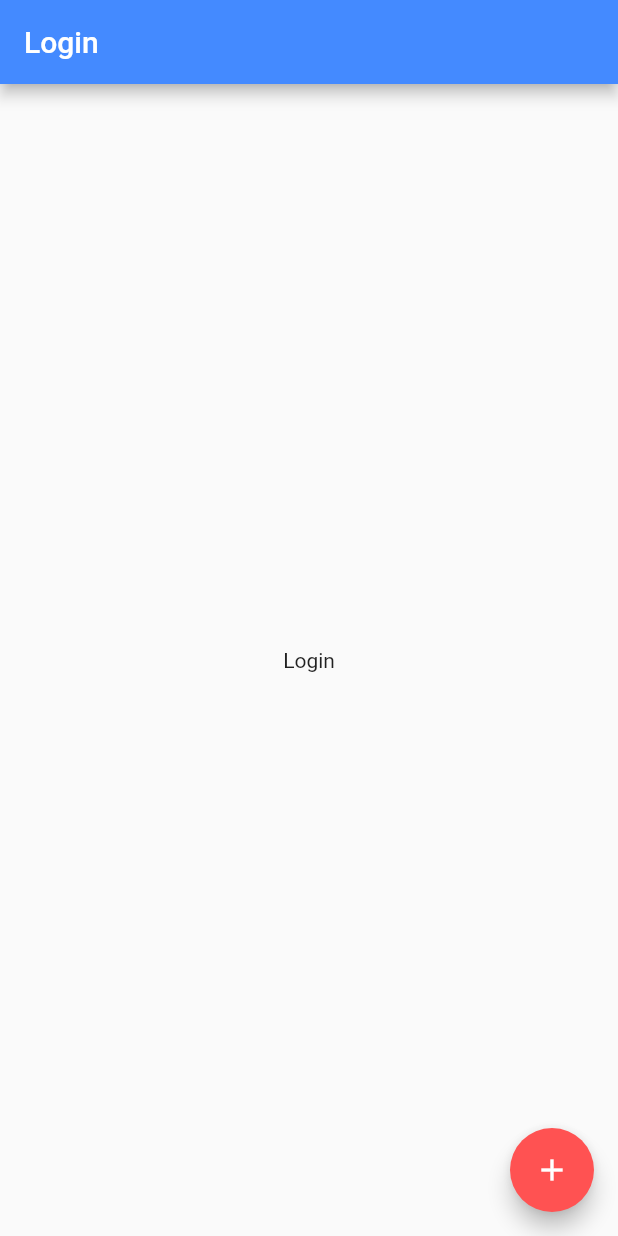
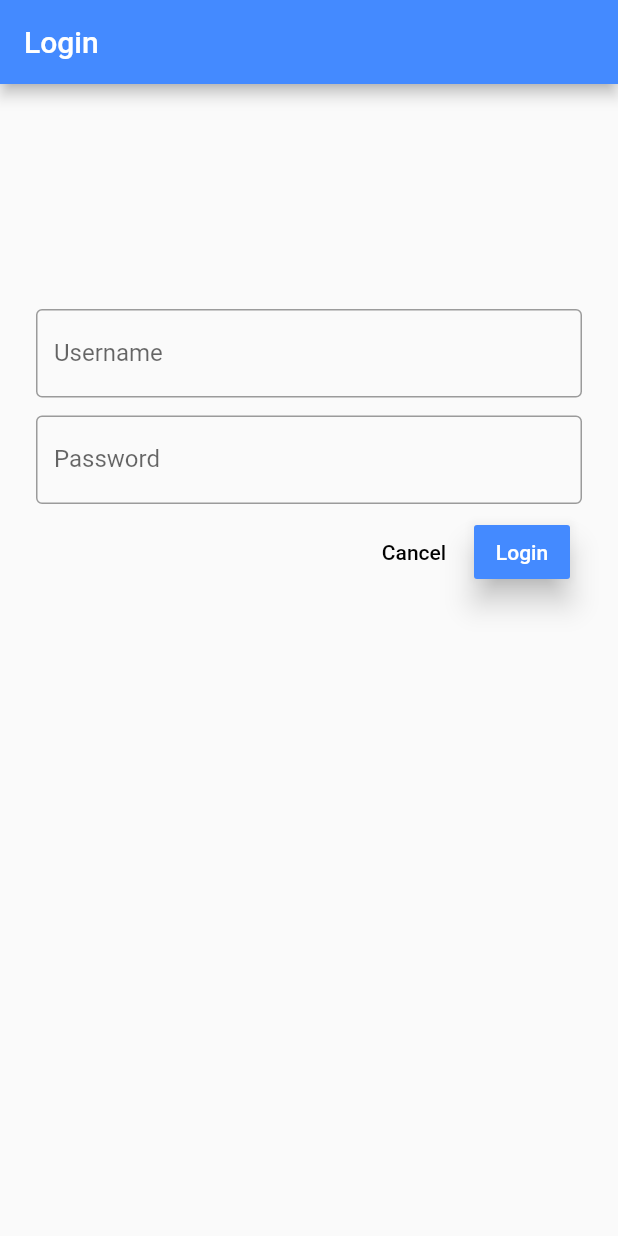
Before and after one commit to xamfy/flutter_recipes, a Flutter app: the screen it shows after launch, in the side drawer, after a tap on "Login", on a phone screen of 412 x 824 dp. Run offline on Flutter 3.47's test engine with Material 2 defaults, Android fonts, the phone set to English and light mode, and no system bars; our stand-ins replace cached_network_image, cloud_firestore; accounts and stored records are empty; network calls fail.

Commit message:
Update login page

```diff
--- a/lib/login_page.dart
+++ b/lib/login_page.dart
@@ -17,20 +17,81 @@ class LoginPage extends StatelessWidget {
         title: Text('Login'),
         backgroundColor: Colors.blueAccent,
       ),
-        body: Center(child: Text('Login')),
-        floatingActionButton: Builder(
-          builder: (BuildContext context) {
-            return FloatingActionButton(
-              child: Icon(Icons.add),
-              backgroundColor: Colors.redAccent,
-              onPressed: () {
-                Scaffold.of(context).showSnackBar(SnackBar(
-                  content: Text("Message sent!"),
-                  action: SnackBarAction(label: 'OK', onPressed: () {}),
-                ));
-              },
+      body: LoginForm(),
+      // floatingActionButton: Builder(
+      //   builder: (BuildContext context) {
+      //     return FloatingActionButton(
+      //       child: Icon(Icons.add),
+      //       backgroundColor: Colors.redAccent,
+      //       onPressed: () {
+      //         Scaffold.of(context).showSnackBar(SnackBar(
+      //           content: Text("Message sent!"),
+      //           action: SnackBarAction(label: 'OK', onPressed: () {}),
+      //         ));
+      //       },
+      //     );
+      //   },
+      // ),
     );
-          },
-        ));
   }
 }
+
+class LoginForm extends StatefulWidget {
+  _LoginFormState createState() => _LoginFormState();
+}
+
+class _LoginFormState extends State<LoginForm> {
+  final _usernameController = TextEditingController();
+  final _passwordController = TextEditingController();
+
+  @override
+  Widget build(BuildContext context) {
+    return SafeArea(
+      child: ListView(
+        padding: EdgeInsets.symmetric(horizontal: 24.0),
+        children: <Widget>[
+          SizedBox(height: 150.0),
+          TextField(
+            controller: _usernameController,
+            decoration: InputDecoration(
+              labelText: 'Username',
+              border: OutlineInputBorder(),
+            ),
+          ),
+          SizedBox(height: 12.0),
+          TextField(
+            controller: _passwordController,
+            decoration: InputDecoration(
+              labelText: 'Password',
+              border: OutlineInputBorder(),
+            ),
+            obscureText: true,
+          ),
+          ButtonBar(
+            children: <Widget>[
+              FlatButton(
+                child: Text('Cancel'),
+                onPressed: () {
+                  _usernameController.clear();
+                  _passwordController.clear();
+                },
+              ),
+              RaisedButton(
+                elevation: 8.0,
+                color: Colors.blueAccent,
+                child: Text(
+                  'Login',
+                  style: TextStyle(color: Colors.white),
+                ),
+                onPressed: () {
+                  // Navigator.of(context).pop();
+                  print(_usernameController.text);
+                },
+              )
+            ],
+          )
+        ],
+      ),
+    );
+  }
+}
--- a/lib/main.dart
+++ b/lib/main.dart
@@ -48,8 +48,8 @@ class Home extends StatelessWidget {
               title: Text('Login'),
               onTap: () {
                 Navigator.of(context).pop();
-                Navigator.of(context).push(new MaterialPageRoute(
-                    builder: (BuildContext context) => new LoginPage()));
+                Navigator.of(context).push(MaterialPageRoute(
+                    builder: (BuildContext context) => LoginPage()));
               },
             ),
             ListTile(
```
Also changed, not shown: 1 other file. Lines whose indentation alone changed are shown as unchanged.
